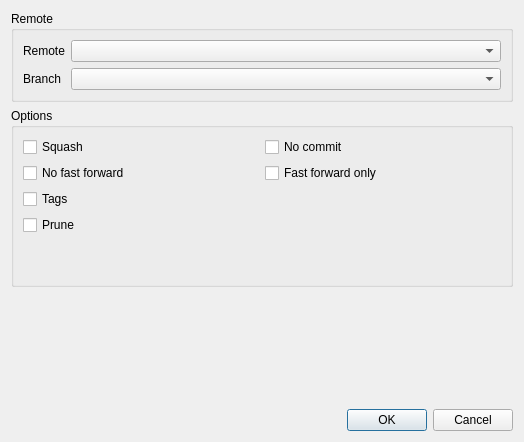
Before: the Qt Designer form src/gui/dialogs/pulldialog.ui in KDE/kommit, drawn with Qt 5.
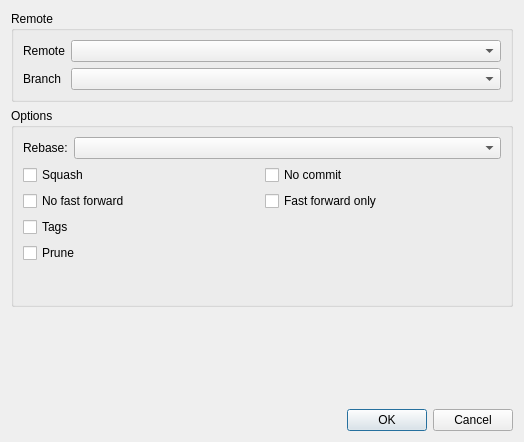
After: the same form once the commit is applied.

Commit message: Add rebase option to pull dialog

```diff
--- a/src/gui/dialogs/pulldialog.ui
+++ b/src/gui/dialogs/pulldialog.ui
@@ -13,7 +13,7 @@
   <property name="windowTitle">
    <string>Pull changes</string>
   </property>
-  <layout class="QVBoxLayout" name="verticalLayout_3">
+  <layout class="QVBoxLayout" name="verticalLayout_4">
    <item>
     <widget class="QGroupBox" name="groupBoxBranches">
      <property name="title">
@@ -48,8 +48,58 @@
      <property name="title">
       <string>Options</string>
      </property>
+     <layout class="QVBoxLayout" name="verticalLayout_3">
+      <item>
      <layout class="QHBoxLayout" name="horizontalLayout">
       <item>
+         <widget class="QLabel" name="label_3">
+          <property name="sizePolicy">
+           <sizepolicy hsizetype="Maximum" vsizetype="Preferred">
+            <horstretch>0</horstretch>
+            <verstretch>0</verstretch>
+           </sizepolicy>
+          </property>
+
+
+
+
+          <property name="text">
+           <string>Rebase:</string>
+          </property>
+         </widget>
+        </item>
+        <item>
+         <widget class="QComboBox" name="comboBoxRebase"/>
+
+
+
+
+
+
+
+
+
+
+
+
+
+
+
+
+
+
+
+
+
+
+
+
+        </item>
+       </layout>
+      </item>
+      <item>
+       <layout class="QHBoxLayout" name="horizontalLayout_2">
+        <item>
        <layout class="QVBoxLayout" name="verticalLayout">
         <item>
          <widget class="QCheckBox" name="checkBoxSquash">
@@ -122,6 +172,8 @@
            </size>
           </property>
          </spacer>
+          </item>
+         </layout>
         </item>
        </layout>
       </item>
```
Lines whose indentation alone changed are shown as unchanged. The commit also changes 3 other files.
